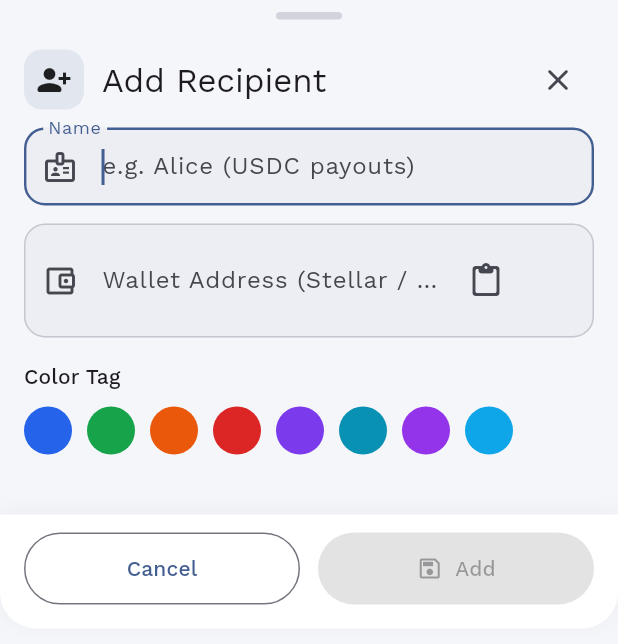
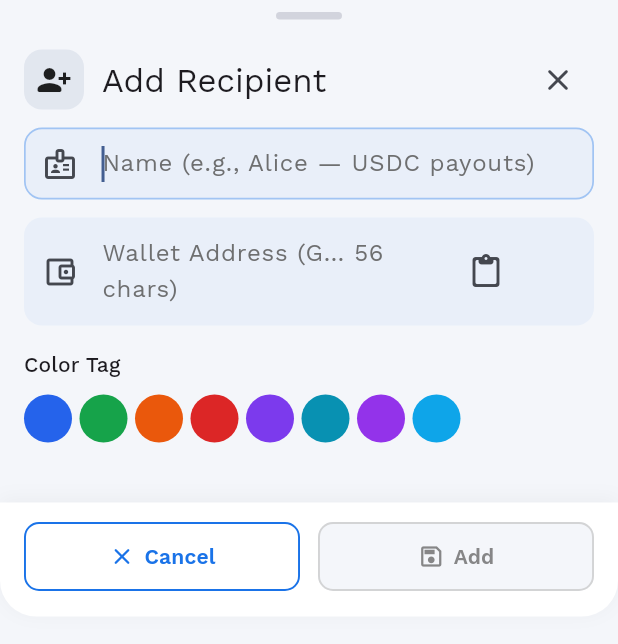
Before and after one commit to curib123/NextFi-Wallet-Mobile-App, a Flutter app: the _RecipientEditSheet widget shown alone on an empty page, opened directly, on a phone screen of 412 x 824 dp. Shown: the top 644 px of the screen. Run offline on Flutter 3.47's test engine with Material 3 defaults, Android fonts, the phone set to English and light mode, and no system bars; our stand-ins replace animate_do, cached_network_image, flutter_phoenix, flutter_secure_storage, google_fonts, local_auth and 3 more; missing offline and left inert: bip39, mobile_scanner, stellar_flutter_sdk; accounts and stored records are empty; network calls fail.

Commit message:
enhance ui/ux in page loader and send features

```diff
--- a/lib/common/components/modal/recipient_upsert_sheet.dart
+++ b/lib/common/components/modal/recipient_upsert_sheet.dart
@@ -4,6 +4,10 @@ import 'package:next_fi/features/wallet_home/model/recipient_address_model.dart'
 import 'package:next_fi/features/wallet_home/view_model/recipient_address_vm.dart';
 import 'package:provider/provider.dart';
 import 'package:stellar_flutter_sdk/stellar_flutter_sdk.dart';
+
+// Reusables
+import 'package:next_fi/common/components/Input/modern_input.dart';
+import 'package:next_fi/common/components/button/CustomButton.dart';
 
 /// Call this to open the sheet.
 /// Returns true if something was saved.
@@ -86,8 +90,7 @@ class _RecipientEditSheetState extends State<_RecipientEditSheet> {
     final text = data?.text?.trim();
     if (text != null && text.isNotEmpty) {
       _addr.text = text.toUpperCase().replaceAll(RegExp(r'\s+'), '');
-      _addr.selection =
-          TextSelection.collapsed(offset: _addr.text.length);
+      _addr.selection = TextSelection.collapsed(offset: _addr.text.length);
       setState(() => _addrTouched = true);
       HapticFeedback.selectionClick();
     }
@@ -167,35 +170,6 @@ class _RecipientEditSheetState extends State<_RecipientEditSheet> {
     );
   }
 
-  InputDecoration _decoration({
-    required String label,
-    required String hint,
-    IconData? prefix,
-    Widget? suffix,
-  }) {
-    final cs = Theme.of(context).colorScheme;
-    return InputDecoration(
-      labelText: label,
-      hintText: hint,
-      prefixIcon: prefix == null ? null : Icon(prefix),
-      suffixIcon: suffix,
-      filled: true,
-      fillColor: cs.surfaceContainerHighest.withOpacity(.4),
-      border: OutlineInputBorder(
-        borderRadius: BorderRadius.circular(14),
-      ),
-      enabledBorder: OutlineInputBorder(
-        borderSide: BorderSide(color: cs.outlineVariant),
-        borderRadius: BorderRadius.circular(14),
-      ),
-      focusedBorder: OutlineInputBorder(
-        borderSide: BorderSide(color: cs.primary, width: 1.6),
-        borderRadius: BorderRadius.circular(14),
-      ),
-      contentPadding: const EdgeInsets.symmetric(horizontal: 12, vertical: 14),
-    );
-  }
-
   Widget _addressStatus() {
     final cs = Theme.of(context).colorScheme;
     final valid = _addrValid;
@@ -239,8 +213,8 @@ class _RecipientEditSheetState extends State<_RecipientEditSheet> {
         Text('Color Tag', style: t.labelLarge),
         const SizedBox(height: 10),
         Wrap(
-          spacing: 10,
-          runSpacing: 10,
+          spacing: 5,
+          runSpacing: 5,
           children: _palette.map((c) {
             final selected = _color == c;
             return InkWell(
@@ -326,37 +300,39 @@ class _RecipientEditSheetState extends State<_RecipientEditSheet> {
                   child: Column(
                     crossAxisAlignment: CrossAxisAlignment.stretch,
                     children: [
+                      // Name
                       TextFormField(
                         controller: _name,
                         autofocus: widget.initial == null,
                         textCapitalization: TextCapitalization.words,
                         textInputAction: TextInputAction.next,
-                        decoration: _decoration(
-                          label: 'Name',
-                          hint: 'e.g. Alice (USDC payouts)',
-                          prefix: Icons.badge_outlined,
+                        decoration: modernInput(
+                          context,
+                          placeholder: 'Name (e.g., Alice — USDC payouts)',
+                          prefix: const Icon(Icons.badge_outlined),
                         ),
                         validator: (v) =>
                         (v == null || v.trim().isEmpty) ? 'Enter a name' : null,
                       ),
                       const SizedBox(height: 12),
+
+                      // Address
                       TextFormField(
                         controller: _addr,
                         onTap: () => setState(() => _addrTouched = true),
                         textCapitalization: TextCapitalization.characters,
                         textInputAction: TextInputAction.done,
-                        decoration: _decoration(
-                          label: 'Wallet Address (Stellar / XLM)',
-                          hint: 'G… (56 chars) — classic account',
-                          prefix: Icons.account_balance_wallet_outlined,
+                        decoration: modernInput(
+                          context,
+                          placeholder: 'Wallet Address (G… 56 chars)',
+                          prefix: const Icon(Icons.account_balance_wallet_outlined),
                           suffix: addressSuffix,
                         ),
                         inputFormatters: [
                           // Force uppercase (Stellar base32 uses A–Z and 2–7)
                           TextInputFormatter.withFunction(
-                                (oldValue, newValue) => newValue.copyWith(
-                              text: newValue.text.toUpperCase(),
-                            ),
+                                (oldValue, newValue) =>
+                                newValue.copyWith(text: newValue.text.toUpperCase()),
                           ),
                           FilteringTextInputFormatter.deny(RegExp(r'\s')), // no spaces
                         ],
@@ -369,13 +345,15 @@ class _RecipientEditSheetState extends State<_RecipientEditSheet> {
                       ),
                       _addressStatus(),
                       const SizedBox(height: 16),
+
                       _colorPicker(),
                       const SizedBox(height: 24),
                     ],
                   ),
                 ),
               ),
-              // Sticky action bar
+
+              // Sticky action bar (CustomButton)
               Container(
                 padding: const EdgeInsets.fromLTRB(16, 12, 16, 16),
                 decoration: BoxDecoration(
@@ -394,31 +372,22 @@ class _RecipientEditSheetState extends State<_RecipientEditSheet> {
                 child: Row(
                   children: [
                     Expanded(
-                      child: OutlinedButton(
-                        onPressed: _saving
-                            ? null
-                            : () => Navigator.pop(context, false),
-                        style: OutlinedButton.styleFrom(
-                          padding: const EdgeInsets.symmetric(vertical: 14),
-                        ),
-                        child: const Text('Cancel'),
+                      child: CustomButton(
+                        text: 'Cancel',
+                        type: _saving ? ButtonType.disabled : ButtonType.outlined,
+                        onPressed: _saving ? () {} : () => Navigator.pop(context, false),
+                        fullWidth: true,
+                        icon: Icons.close_rounded,
                       ),
                     ),
                     const SizedBox(width: 12),
                     Expanded(
-                      child: ElevatedButton.icon(
-                        onPressed: _canSave ? _save : null,
-                        icon: _saving
-                            ? const SizedBox(
-                          width: 18,
-                          height: 18,
-                          child: CircularProgressIndicator(strokeWidth: 2),
-                        )
-                            : const Icon(Icons.save_outlined),
-                        label: Text(isEdit ? 'Save' : 'Add'),
-                        style: ElevatedButton.styleFrom(
-                          padding: const EdgeInsets.symmetric(vertical: 14),
-                        ),
+                      child: CustomButton(
+                        text: isEdit ? 'Save' : 'Add',
+                        type: _canSave ? ButtonType.filled : ButtonType.disabled,
+                        onPressed: _canSave ? _save : () {},
+                        fullWidth: true,
+                        icon: _saving ? Icons.hourglass_bottom_rounded : Icons.save_outlined,
                       ),
                     ),
                   ],
```
Also changed, not shown: lib/features/wallet_home/view/widgets/asset_widget.dart (+58 -19 lines).
